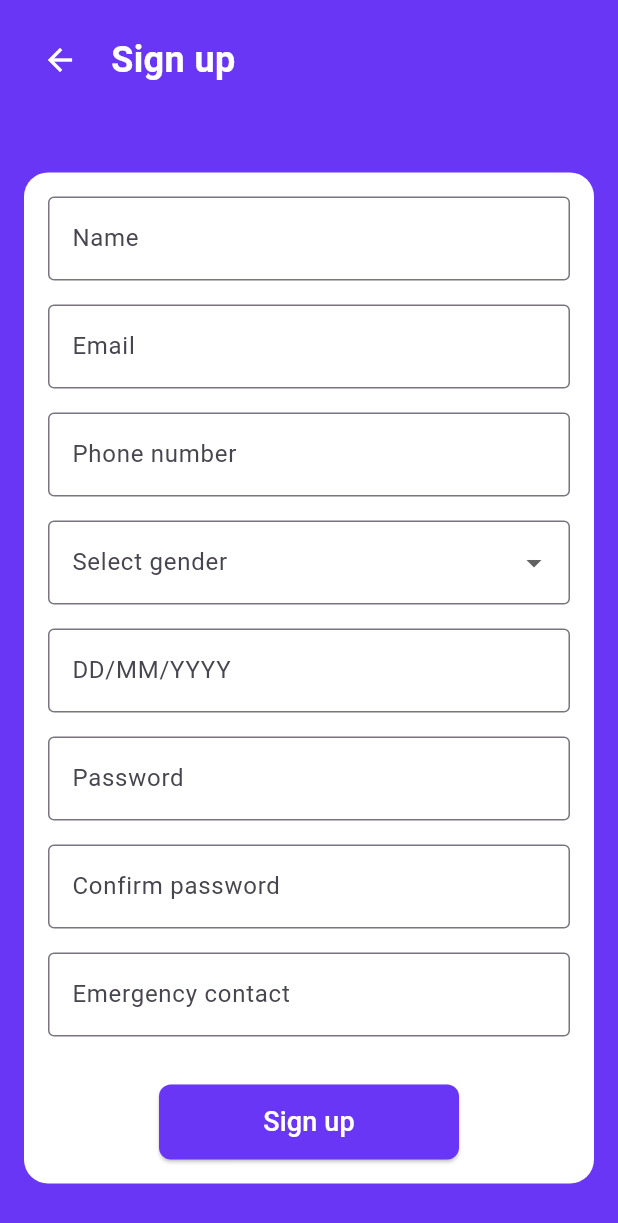
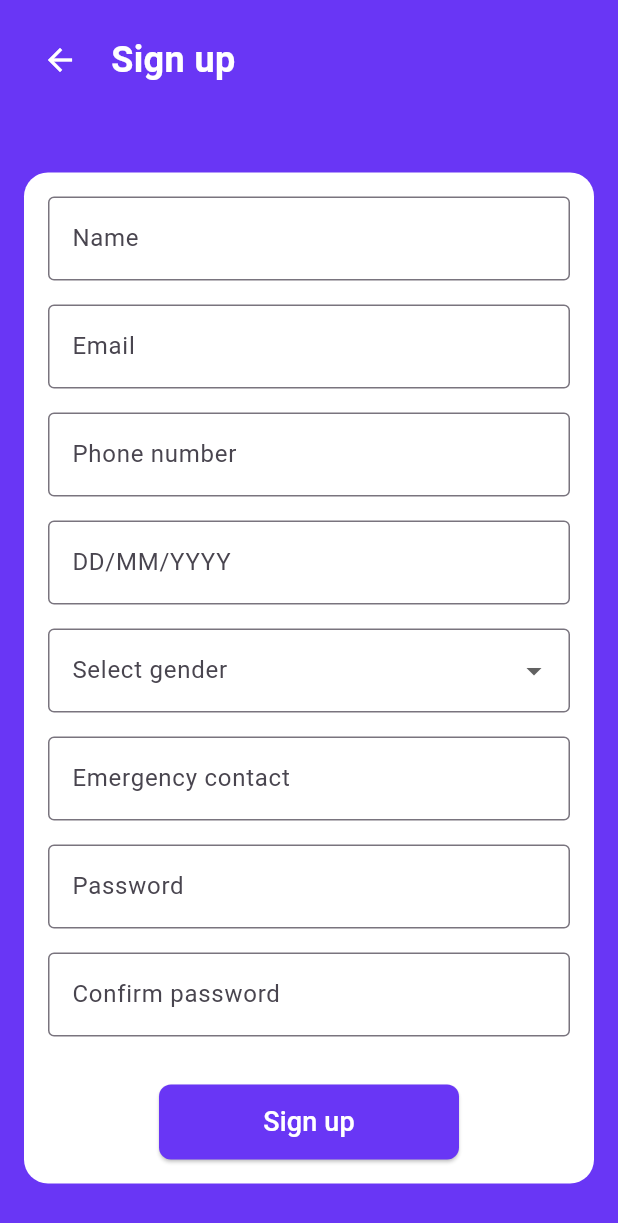
Before and after one commit to mohamed17803/eldercare, a Flutter app: the SignUpScreen screen opened directly, on a phone screen of 412 x 824 dp. Shown: the top 1223 px of the screen. Run offline on Flutter 3.47's test engine with Material 3 defaults, Android fonts, the phone set to English and light mode, and no system bars; our stand-ins replace font_awesome_flutter.

Commit message:
SCRUM-23 git commit -m "SCRUM-23 <adjustment>"

```diff
--- a/lib/signup_screen.dart
+++ b/lib/signup_screen.dart
@@ -21,11 +21,18 @@ class SignUpScreen extends StatefulWidget {
   class _SignUpScreenState extends State<SignUpScreen> {
     DateTime? selectedDate;
     final DateFormat dateFormat = DateFormat('dd/MM/yyyy');
+    final TextEditingController _dateController = TextEditingController();
+
+    @override
+    void dispose() {
+      _dateController.dispose();
+      super.dispose();
+    }
 
     @override
     Widget build(BuildContext context) {
       return Scaffold(
-      backgroundColor: Color(0xFF6936F5), // Background color
+        backgroundColor: const Color(0xFF6936F5), // Background color
         body: SafeArea(
           child: Column(
             children: [
@@ -35,7 +42,7 @@ class _SignUpScreenState extends State<SignUpScreen> {
                 child: Row(
                   children: [
                     IconButton(
-                    icon: Icon(Icons.arrow_back, color: Colors.white),
+                      icon: const Icon(Icons.arrow_back, color: Colors.white),
                       onPressed: () {
                         Navigator.pop(context); // Navigate back to the previous screen
                       },
@@ -55,8 +62,8 @@ class _SignUpScreenState extends State<SignUpScreen> {
               Expanded(
                 child: Center(
                   child: Container(
-                  padding: EdgeInsets.all(16),
-                  margin: EdgeInsets.symmetric(horizontal: 16),
+                    padding: const EdgeInsets.all(16),
+                    margin: const EdgeInsets.symmetric(horizontal: 16),
                     decoration: BoxDecoration(
                       color: Colors.white,
                       borderRadius: BorderRadius.circular(16),
@@ -70,27 +77,50 @@ class _SignUpScreenState extends State<SignUpScreen> {
                               border: OutlineInputBorder(),
                             ),
                           ),
-                        SizedBox(height: 16),
+                          const SizedBox(height: 16),
                           const TextField(
                             decoration: InputDecoration(
                               labelText: 'Email',
                               border: OutlineInputBorder(),
                             ),
                           ),
-                        SizedBox(height: 16),
+                          const SizedBox(height: 16),
                           const TextField(
                             decoration: InputDecoration(
                               labelText: 'Phone number',
                               border: OutlineInputBorder(),
                             ),
                           ),
-                        SizedBox(height: 16),
+                          const SizedBox(height: 16),
+                          TextField(
+                            readOnly: true, // Read-only to ensure selection from the date picker
+                            decoration: const InputDecoration(
+                              labelText: 'DD/MM/YYYY',
+                              border: OutlineInputBorder(),
+                            ),
+                            controller: _dateController,
+                            onTap: () async {
+                              DateTime? pickedDate = await showDatePicker(
+                                context: context,
+                                initialDate: selectedDate ?? DateTime.now(),
+                                firstDate: DateTime(1900),
+                                lastDate: DateTime(2100),
+                              );
+                              if (pickedDate != null && pickedDate != selectedDate) {
+                                setState(() {
+                                  selectedDate = pickedDate;
+                                  _dateController.text = dateFormat.format(selectedDate!);
+                                });
+                              }
+                            },
+                          ),
+                          const SizedBox(height: 16),
                           DropdownButtonFormField<String>(
                             decoration: const InputDecoration(
                               border: OutlineInputBorder(),
                               labelText: 'Select gender',
                             ),
-                          items: ['Male', 'Female', 'Other'].map((String value) {
+                            items: ['Male', 'Female'].map((String value) {
                               return DropdownMenuItem<String>(
                                 value: value,
                                 child: Text(value),
@@ -98,73 +128,47 @@ class _SignUpScreenState extends State<SignUpScreen> {
                             }).toList(),
                             onChanged: (newValue) {},
                           ),
-                        SizedBox(height: 16),
-                        TextField(
-                          readOnly: true, // Read-only to ensure selection from the date picker
+                          const SizedBox(height: 16),
+                          const TextField(
                             decoration: InputDecoration(
-                            labelText: 'DD/MM/YYYY',
+                              labelText: 'Emergency contact',
                               border: OutlineInputBorder(),
                             ),
-                          onTap: () async {
-                            DateTime? pickedDate = await showDatePicker(
-                              context: context,
-                              initialDate: selectedDate ?? DateTime.now(),
-                              firstDate: DateTime(1900),
-                              lastDate: DateTime(2100),
-                            );
-                            if (pickedDate != null) {
-                              setState(() {
-                                selectedDate = pickedDate;
-                              });
-                            }
-                          },
-                          controller: TextEditingController(
-                            text: selectedDate != null
-                                ? dateFormat.format(selectedDate!)
-                                : '',
                           ),
-                        ),
-                        SizedBox(height: 16),
-                        TextField(
+                          const SizedBox(height: 16),
+                          const TextField(
                             decoration: InputDecoration(
                               labelText: 'Password',
                               border: OutlineInputBorder(),
                             ),
                             obscureText: true,
                           ),
-                        SizedBox(height: 16),
-                        TextField(
+                          const SizedBox(height: 16),
+                          const TextField(
                             decoration: InputDecoration(
                               labelText: 'Confirm password',
                               border: OutlineInputBorder(),
                             ),
                             obscureText: true,
                           ),
-                        SizedBox(height: 16),
-                        TextField(
-                          decoration: InputDecoration(
-                            labelText: 'Emergency contact',
-                            border: OutlineInputBorder(),
-                          ),
-                        ),
-                        SizedBox(height: 32),
+                          const SizedBox(height: 32),
                           // Sign up button
                           ElevatedButton(
                             onPressed: () {
                               // Add sign-up logic
                             },
-                          child: Text(
+                            style: ElevatedButton.styleFrom(
+                              minimumSize: const Size(200, 50),
+                              backgroundColor: const Color(0xFF6936F5),
+                              shape: RoundedRectangleBorder(
+                                borderRadius: BorderRadius.circular(8),
+                              ),
+                            ),
+                            child: const Text(
                               'Sign up',
                               style: TextStyle(
                                 color: Colors.white,
                                 fontSize: 18,
-                            ),
-                          ),
-                          style: ElevatedButton.styleFrom(
-                            minimumSize: Size(200, 50),
-                            backgroundColor: Color(0xFF6936F5),
-                            shape: RoundedRectangleBorder(
-                              borderRadius: BorderRadius.circular(8),
                               ),
                             ),
                           ),
```
Lines whose indentation alone changed are shown as unchanged.
